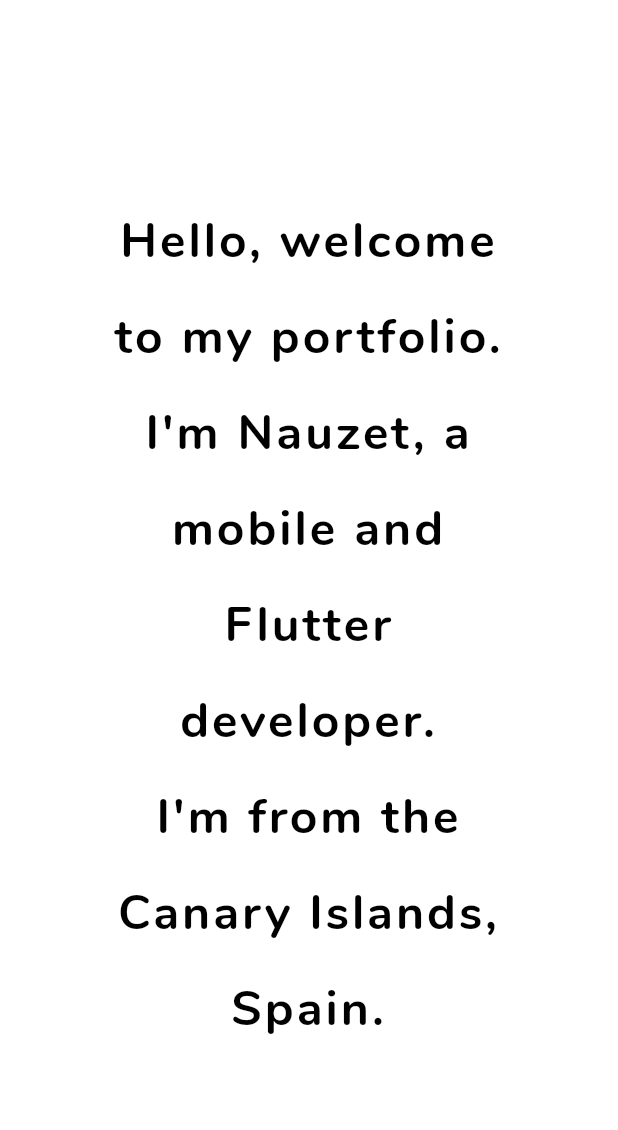
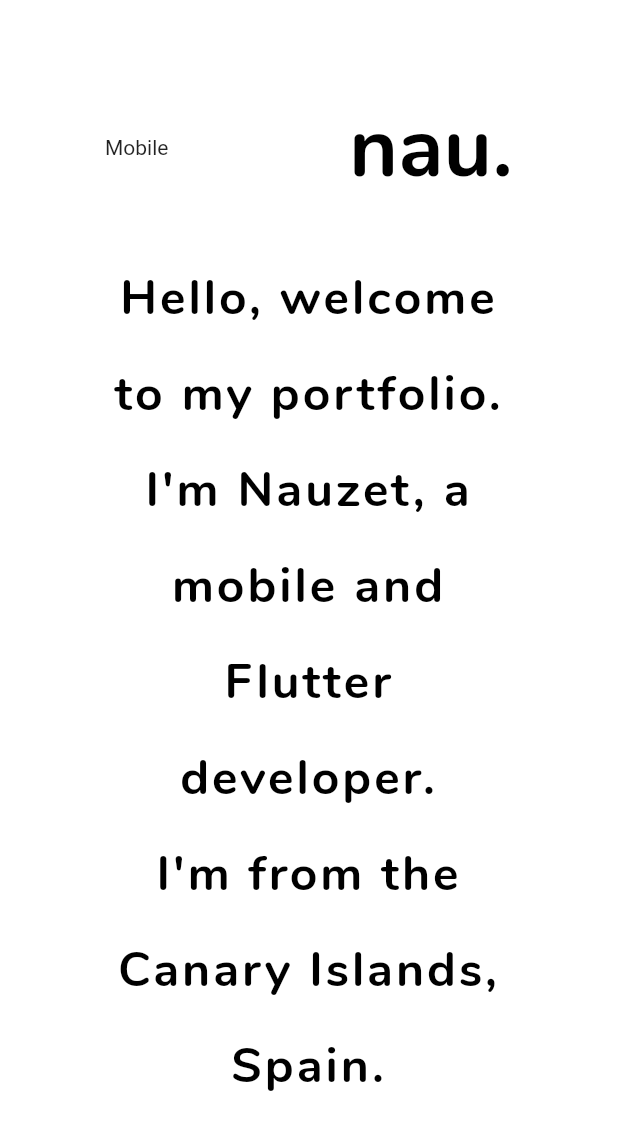
Before and after one commit to NauzetAduen/flutter_portfolio, a Flutter app: the screen it shows after launch, on a phone screen of 412 x 824 dp. Shown: the top 1130 px of the screen. Run offline on Flutter 3.47's test engine with Material 2 defaults, Android fonts, the phone set to English and light mode, and no system bars; our stand-ins replace responsive_builder.

Commit message:
ADD simple layout with Row and logo

```diff
--- a/lib/widgets/navigation_bar/navigation_bar_mobile.dart
+++ b/lib/widgets/navigation_bar/navigation_bar_mobile.dart
@@ -1,8 +1,12 @@
 import 'package:flutter/material.dart';
+import 'package:flutter_portfolio/widgets/navigation_bar/navbar_logo.dart';
 
 class NavigationBarMobile extends StatelessWidget {
   @override
   Widget build(BuildContext context) {
-    return Container();
+    return Row(
+      mainAxisAlignment: MainAxisAlignment.spaceBetween,
+      children: <Widget>[Text("Mobile"), NavBarLogo()],
+    );
   }
 }
```
